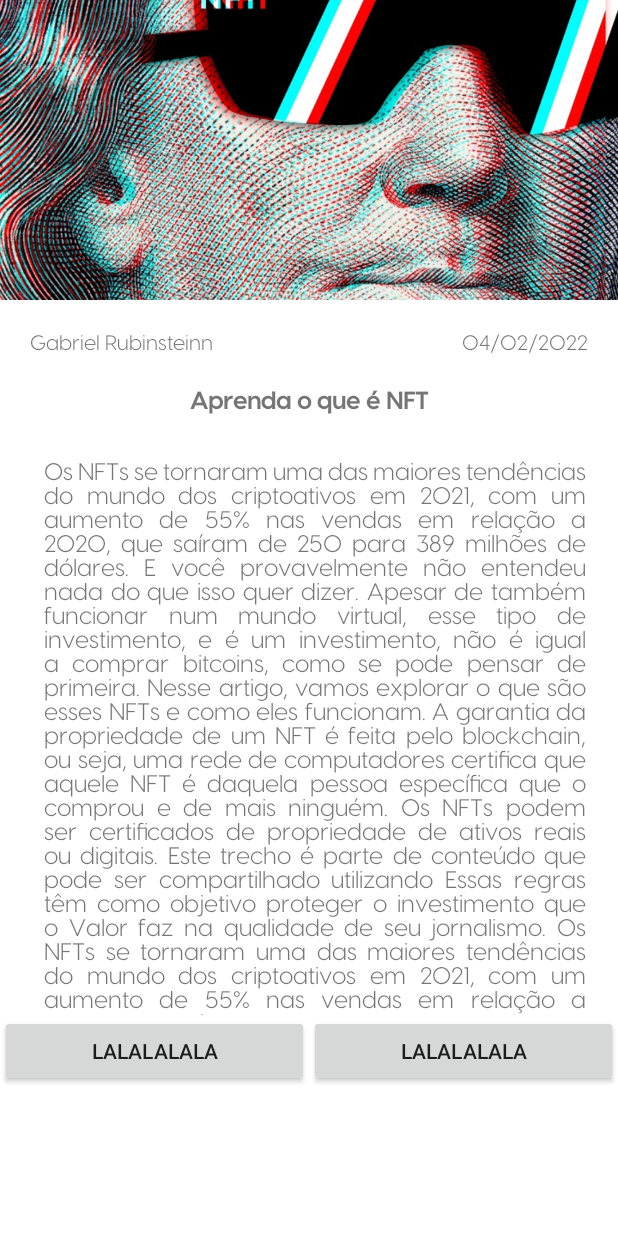
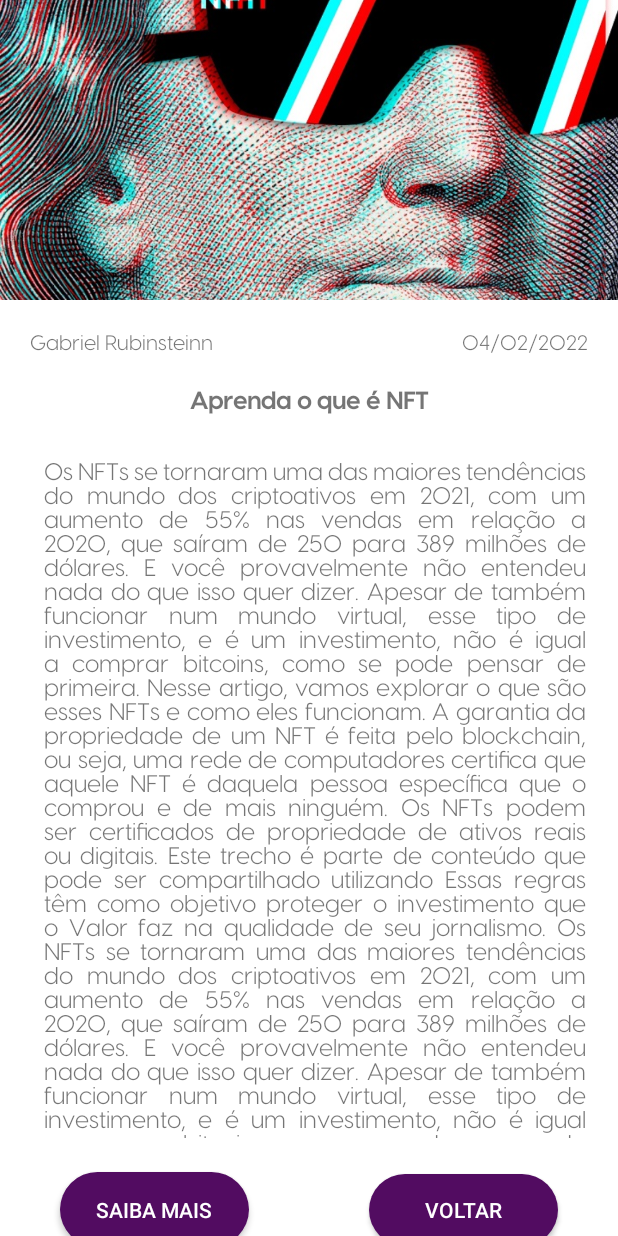
Before and after one commit to nathborges/app-noticias-new-version, an Android app: the screen it shows after launch (NoticiaActivity), on a phone screen of 412 x 824 dp. Run offline under Robolectric (Android 15) with nearby library versions, the phone set to English and light mode, and no system bars.

Commit message:
Ajuste final da tela da notícia.

```diff
--- a/app/src/main/java/com/ibm/newsapp/NoticiaActivity.java
+++ b/app/src/main/java/com/ibm/newsapp/NoticiaActivity.java
@@ -15,6 +15,7 @@ public class NoticiaActivity extends AppCompatActivity {
     protected void onCreate(Bundle savedInstanceState) {
         super.onCreate(savedInstanceState);
         setContentView(R.layout.activity_noticia);
+
         //botaoSaibaMais = findViewById(R.id.bt_saiba);
         //botaoSupreenda = findViewById(R.id.bt_surpreenda);
 
--- a/app/src/main/res/layout/activity_noticia.xml
+++ b/app/src/main/res/layout/activity_noticia.xml
@@ -1,55 +1,39 @@
 <?xml version="1.0" encoding="utf-8"?>
-<LinearLayout
+<androidx.constraintlayout.widget.ConstraintLayout
     xmlns:android="http://schemas.android.com/apk/res/android"
     xmlns:tools="http://schemas.android.com/tools"
     android:layout_width="match_parent"
     android:layout_height="match_parent"
-    android:orientation="vertical"
     xmlns:app="http://schemas.android.com/apk/res-auto"
     tools:context=".NoticiaActivity">
-    <!-- falta padding -->
 
     <ImageView
         android:id="@+id/imageNews"
-        android:layout_weight="1"
         android:layout_width="match_parent"
-        android:layout_height="400dp"
+        android:layout_height="wrap_content"
+        app:layout_constraintHeight_min="100dp"
+        app:layout_constraintHeight_max="200dp"
         android:scaleType="centerCrop"
         android:src="@drawable/nft"
         app:layout_constraintEnd_toEndOf="parent"
-        app:layout_constraintBottom_toTopOf="@+id/linear_scroll"
         app:layout_constraintStart_toStartOf="parent"
         app:layout_constraintTop_toTopOf="parent" />
     <!-- a imagem ficara no topo, por isso esses dois códigos acima -->
 
-    <!-- aqui tem linear layout-->
-
-    <LinearLayout
-        android:id="@+id/linear_scroll"
-        android:layout_weight="1"
-        android:layout_width="match_parent"
-        android:layout_height="fill_parent"
-        android:orientation="vertical"
-        app:layout_constraintEnd_toEndOf="parent"
-        app:layout_constraintStart_toStartOf="parent"
-        app:layout_constraintTop_toBottomOf="@+id/imageNews"
-        app:layout_constraintBottom_toBottomOf="parent"
-
-        >
-
     <ScrollView
         android:id="@+id/scroll"
         android:layout_width="match_parent"
-            android:layout_height="350dp"
+        android:layout_height="wrap_content"
         android:layout_below="@+id/imageNews"
-            android:layout_weight="1"
+        app:layout_constrainedHeight="true"
+        app:layout_constraintTop_toBottomOf="@+id/imageNews"
+        app:layout_constraintBottom_toTopOf="@+id/linearLayout"
         >
 
         <LinearLayout
             android:layout_width="match_parent"
             android:layout_height="wrap_content"
             android:orientation="vertical">
-
 
             <LinearLayout
                 android:layout_width="match_parent"
@@ -109,29 +93,27 @@
     <LinearLayout
         android:id="@+id/linearLayout"
         android:layout_width="match_parent"
-            android:layout_height="20dp"
+        android:layout_height="wrap_content"
         android:orientation="horizontal"
+        android:gravity="center_vertical"
+        app:layout_constraintTop_toBottomOf="@id/scroll"
+        app:layout_constraintBottom_toBottomOf="parent"
         android:layout_weight="1">
 
         <androidx.appcompat.widget.AppCompatButton
-                android:layout_width="match_parent"
-                android:layout_height="wrap_content"
+            style="@style/Button"
+            android:layout_height="50dp"
             android:layout_weight="1"
-                android:text="lalalalala">
+            android:text="Saiba mais"
+            android:textColor="@color/white">
         </androidx.appcompat.widget.AppCompatButton>
 
         <androidx.appcompat.widget.AppCompatButton
-                android:layout_width="match_parent"
-                android:layout_height="wrap_content"
+            style="@style/Button"
             android:layout_weight="1"
-                android:text="lalalalala">
+            android:gravity="center"
+            android:text="Voltar"
+            android:textColor="@color/white">
         </androidx.appcompat.widget.AppCompatButton>
     </LinearLayout>
-
-    </LinearLayout>
-
-
-
-
-
-</LinearLayout>
+</androidx.constraintlayout.widget.ConstraintLayout>
```
Lines whose indentation alone changed are shown as unchanged.
